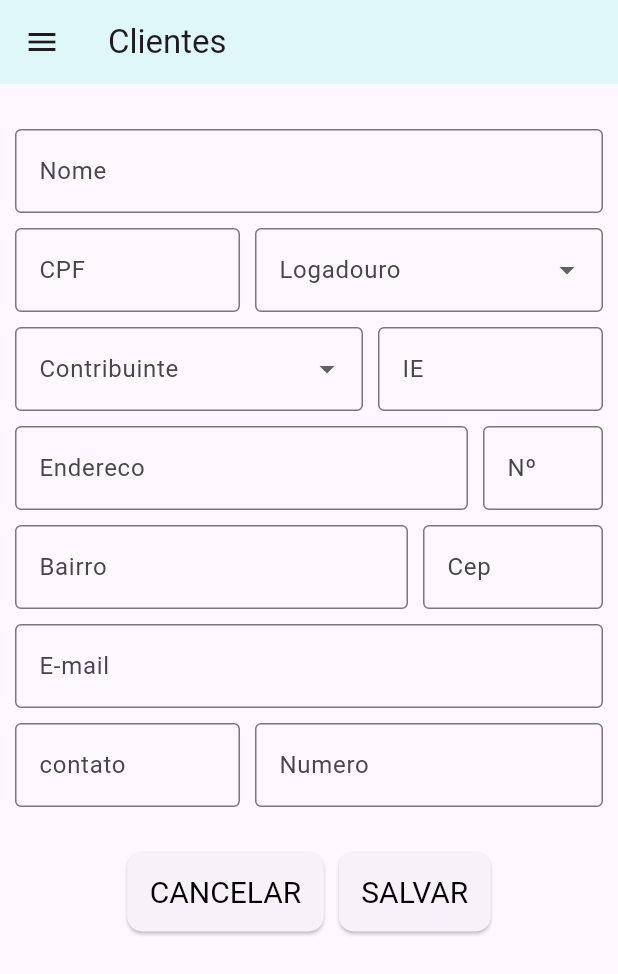
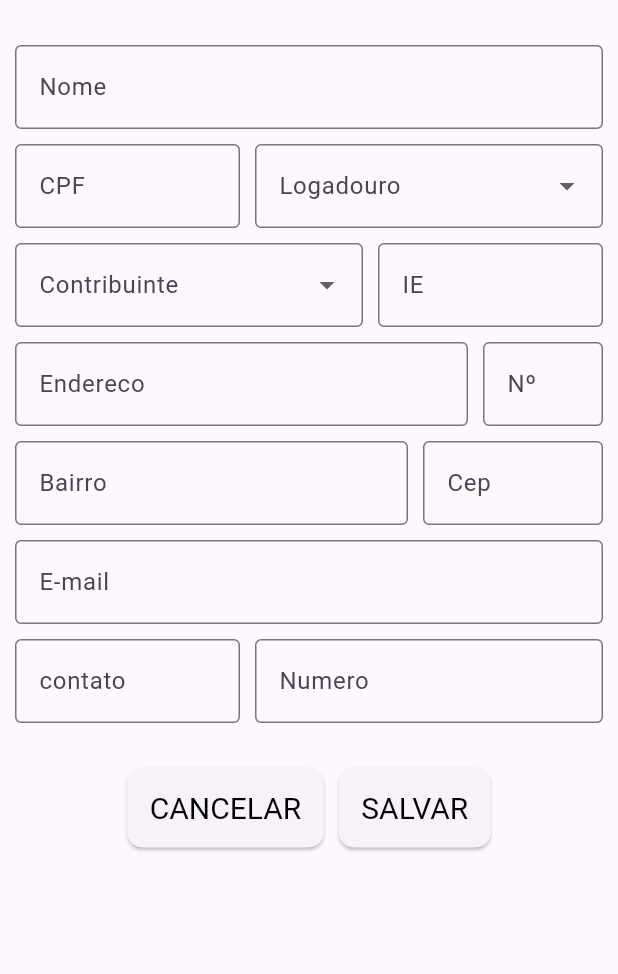
Before and after one commit to GabrielJeske/first_app_flutter, a Flutter app: the Clientes screen opened directly, on a phone screen of 412 x 824 dp. Shown: the top 974 px of the screen. Run offline on Flutter 3.47's test engine with Material 3 defaults, Android fonts, the phone set to English and light mode, and no system bars; our stand-ins replace flutter_mobx, get, mask_text_input_formatter, mobx; generated files the repository leaves out were written again.

```diff
--- a/lib/core/views/cadastro_pj.dart
+++ b/lib/core/views/cadastro_pj.dart
@@ -57,10 +57,11 @@ class _CadastroPJState extends State<CadastroPJ> {
   var maskCep = MaskTextInputFormatter(mask: '#####-###', filter: { "#": RegExp(r'[0-9]') });
   var maskNumero = MaskTextInputFormatter(mask: '(##) #####-####', filter: { "#": RegExp(r'[0-9]') });
 
+
   @override
   Widget build(BuildContext context) {
     return Scaffold(
-      appBar: CustomAppBar(title: 'Clientes'),
+     // appBar: CustomAppBar(title: 'Clientes'),
       drawer: CustomDrawer(),
       body: Container(
         padding: EdgeInsets.all(10),
@@ -106,8 +107,7 @@ class _CadastroPJState extends State<CadastroPJ> {
               SizedBox(height: 10),
               Row(
                 children: [
-                  SizedBox(
-                    width: 500,
+                  Flexible(
                     child: Observer(builder: (_) =>
                       TextFormField(
                         controller: controllers['cnpj'],
--- a/lib/core/views/clientes.dart
+++ b/lib/core/views/clientes.dart
@@ -58,7 +58,7 @@ class _ClientesState extends State<Clientes> {
   @override
   Widget build(BuildContext context) {
     return Scaffold(
-      appBar: CustomAppBar(title: 'Clientes'),
+      //appBar: CustomAppBar(title: 'Clientes'),
       drawer: CustomDrawer(),
       body: Container(
         padding: EdgeInsets.all(10),
--- a/lib/routes.dart
+++ b/lib/routes.dart
@@ -1,3 +1,4 @@
+import 'package:first_project/core/views/cadastro.dart';
 import 'package:first_project/core/views/cadastro_pj.dart';
 import 'package:first_project/core/views/clientes.dart';
 import 'package:first_project/core/views/home.dart';
@@ -6,7 +7,9 @@ import 'package:get/get.dart';
 class Routes {
   static final routes = [
     GetPage(name: '/', page: () => HomePage()),
-    GetPage(name: '/clientes/cadastro', page: () => CadastroPJ()),
+    GetPage(name: '/clientes/cadastro', page: () => Cadastro()),
+    GetPage(name: '/clientes/cadastro/ps', page: () => Clientes()),
+    GetPage(name: '/clientes/cadastro/pj', page: () => CadastroPJ())
   ];
 
 }
```
Also changed, not shown: lib/core/views/cadastro.dart (added, +32 -0 lines), lib/core/views/mydrawer.dart (+4 -4 lines), 4 other files.
